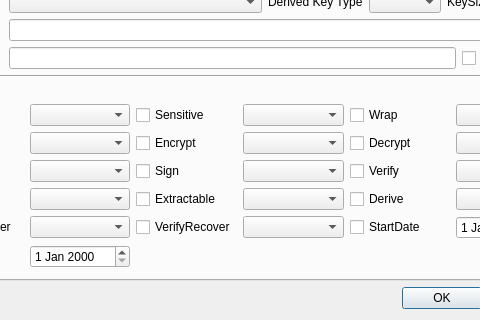
Before: the Qt Designer form CryptokiMan/derive_key_dlg.ui in jykim74/CryptokiMan, drawn with Qt 5; both pictures show x 99 to 579 and y 84 to 404 of the 678 by 404 pixel window.
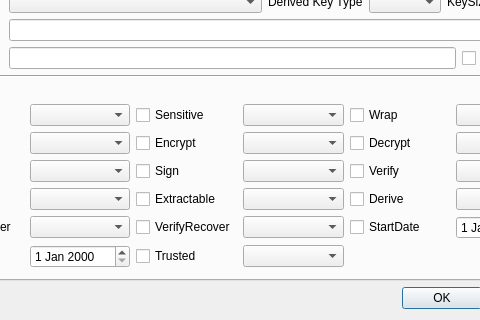
After: the same form once the commit is applied.

Commit message: CKA_TRUSTED 콤보 버튼 지원

```diff
--- a/CryptokiMan/derive_key_dlg.ui
+++ b/CryptokiMan/derive_key_dlg.ui
@@ -919,6 +919,16 @@
          <item row="4" column="3">
           <widget class="QComboBox" name="mVerifyRecoverCombo"/>
          </item>
+         <item row="5" column="2">
+          <widget class="QCheckBox" name="mTrustedCheck">
+           <property name="text">
+            <string>Trusted</string>
+           </property>
+          </widget>
+         </item>
+         <item row="5" column="3">
+          <widget class="QComboBox" name="mTrustedCombo"/>
+         </item>
         </layout>
        </item>
        <item>
```
The commit also changes 34 other files.
